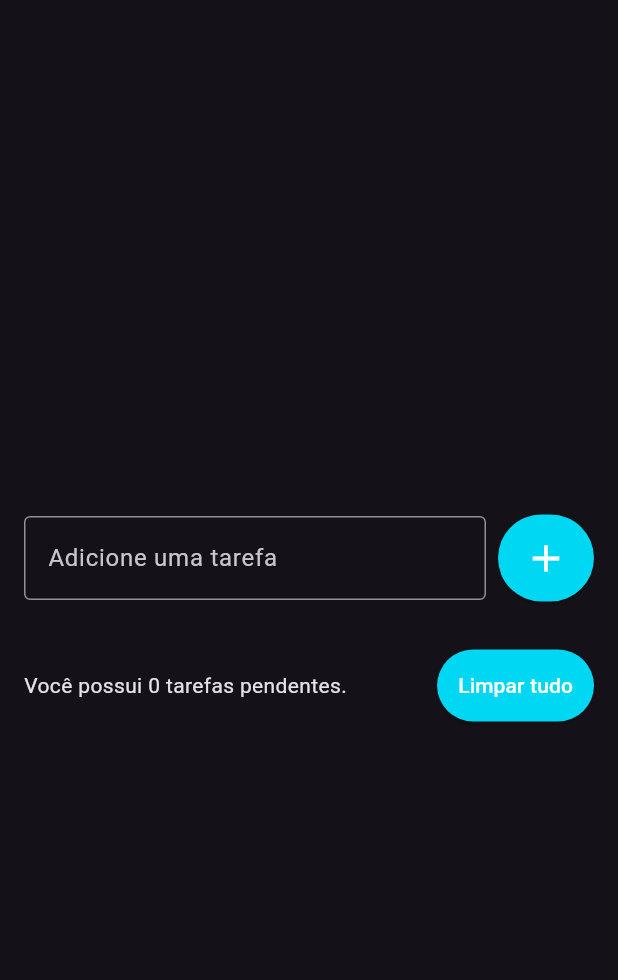
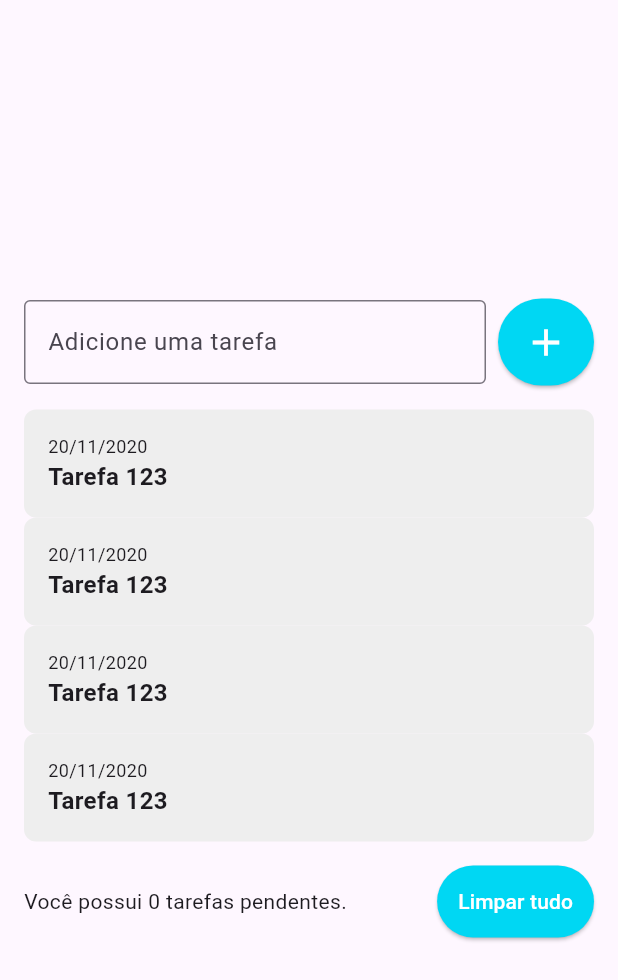
Before and after one commit to niltinfilho/curso-flutter-startto, a Flutter app: the screen it shows after launch, on a phone screen of 412 x 824 dp. Shown: the top 980 px of the screen. Run offline on Flutter 3.47's test engine with Material 3 defaults, Android fonts, the phone set to English and light mode, and no system bars.

Commit message:
criando os itens da lista

```diff
--- a/todo_list/lib/main.dart
+++ b/todo_list/lib/main.dart
@@ -11,7 +11,6 @@ class MyApp extends StatelessWidget {
   @override
   Widget build(BuildContext context) {
     return MaterialApp(
-      theme: ThemeData.dark().copyWith(),
       home: TodoListPage(),
     );
   }
--- a/todo_list/lib/pages/todo_list_page.dart
+++ b/todo_list/lib/pages/todo_list_page.dart
@@ -1,4 +1,5 @@
 import 'package:flutter/material.dart';
+import 'package:todo_list/widgets/todo_list_item.dart';
 
 class TodoListPage extends StatefulWidget {
   const TodoListPage({super.key});
@@ -10,7 +11,12 @@ class TodoListPage extends StatefulWidget {
 class _TodoListPageState extends State<TodoListPage> {
   final TextEditingController todoController = TextEditingController();
 
-  List<String> todos = [];
+  List<String> todos = [
+    "um",
+    "um",
+    "um",
+    "um",
+  ];
 
   @override
   Widget build(BuildContext context) {
@@ -59,15 +65,11 @@ class _TodoListPageState extends State<TodoListPage> {
                 child: ListView(
                   shrinkWrap: true,
                   children: [
-                    for (String todo in todos)
-                      ListTile(
-                        leading: Icon(Icons.save),
-                        title: Text(todo),
-                        subtitle: Text('20/11/2020'),
-                        onTap: () {
-                          print('Tarefa: $todo');
-                        },
-                      ),
+                    // for (String todo in todos)
+                    TodoListItem(),
+                    TodoListItem(),
+                    TodoListItem(),
+                    TodoListItem(),
                   ],
                 ),
               ),
--- /dev/null
+++ b/todo_list/lib/widgets/todo_list_item.dart
@@ -0,0 +1,30 @@
+import 'package:flutter/material.dart';
+
+class TodoListItem extends StatelessWidget {
+  const TodoListItem({super.key});
+
+  @override
+  Widget build(BuildContext context) {
+    return Container(
+      decoration: BoxDecoration(
+        borderRadius: BorderRadius.circular(8),
+        color: Colors.grey[200],
+      ),
+
+      padding: EdgeInsets.all(16),
+      child: Column(
+        crossAxisAlignment: CrossAxisAlignment.start,
+        children: [
+          Text(
+            '20/11/2020',
+            style: TextStyle(fontSize: 12),
+          ),
+          Text(
+            'Tarefa 123',
+            style: TextStyle(fontSize: 16, fontWeight: FontWeight.w600),
+          ),
+        ],
+      ),
+    );
+  }
+}
```
